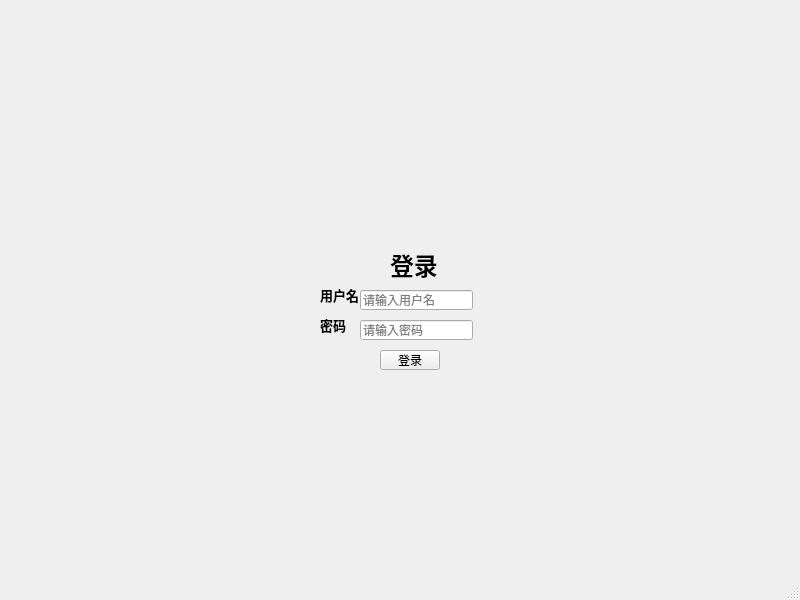
Qt form login.ui (chichuxwx/Food-delivery-platform) before a commit.
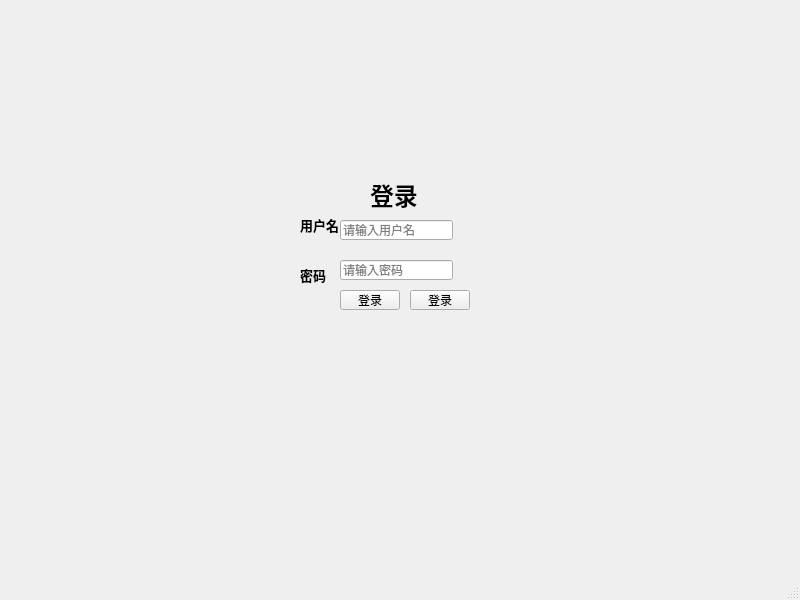
The same form after that commit.

The edit to the form file:
```diff
--- a/login.ui
+++ b/login.ui
@@ -17,8 +17,8 @@
    <widget class="QLineEdit" name="lineEdit_2">
     <property name="geometry">
      <rect>
-      <x>360</x>
-      <y>320</y>
+      <x>340</x>
+      <y>260</y>
       <width>113</width>
       <height>20</height>
      </rect>
@@ -42,8 +42,8 @@
    <widget class="QLabel" name="label_2">
     <property name="geometry">
      <rect>
-      <x>320</x>
-      <y>280</y>
+      <x>300</x>
+      <y>210</y>
       <width>40</width>
       <height>30</height>
      </rect>
@@ -67,8 +67,8 @@
    <widget class="QLabel" name="label_3">
     <property name="geometry">
      <rect>
-      <x>320</x>
-      <y>310</y>
+      <x>300</x>
+      <y>260</y>
       <width>40</width>
       <height>30</height>
      </rect>
@@ -92,8 +92,8 @@
    <widget class="QLineEdit" name="lineEdit">
     <property name="geometry">
      <rect>
-      <x>360</x>
-      <y>290</y>
+      <x>340</x>
+      <y>220</y>
       <width>113</width>
       <height>20</height>
      </rect>
@@ -114,8 +114,8 @@
    <widget class="QPushButton" name="pushButton">
     <property name="geometry">
      <rect>
-      <x>380</x>
-      <y>350</y>
+      <x>340</x>
+      <y>290</y>
       <width>60</width>
       <height>20</height>
      </rect>
@@ -139,8 +139,8 @@
    <widget class="QLabel" name="label">
     <property name="geometry">
      <rect>
-      <x>390</x>
-      <y>240</y>
+      <x>370</x>
+      <y>170</y>
       <width>60</width>
       <height>50</height>
      </rect>
@@ -161,6 +161,31 @@
      <string>&lt;html&gt;&lt;head/&gt;&lt;body&gt;&lt;p&gt;&lt;span style=&quot; font-size:18pt; font-weight:700;&quot;&gt;登录&lt;/span&gt;&lt;/p&gt;&lt;/body&gt;&lt;/html&gt;</string>
     </property>
    </widget>
+   <widget class="QPushButton" name="pushButton_2">
+    <property name="geometry">
+     <rect>
+      <x>410</x>
+      <y>290</y>
+      <width>60</width>
+      <height>20</height>
+     </rect>
+    </property>
+    <property name="minimumSize">
+     <size>
+      <width>60</width>
+      <height>20</height>
+     </size>
+    </property>
+    <property name="maximumSize">
+     <size>
+      <width>60</width>
+      <height>20</height>
+     </size>
+    </property>
+    <property name="text">
+     <string>登录</string>
+    </property>
+   </widget>
   </widget>
   <widget class="QMenuBar" name="menubar">
    <property name="geometry">
```
